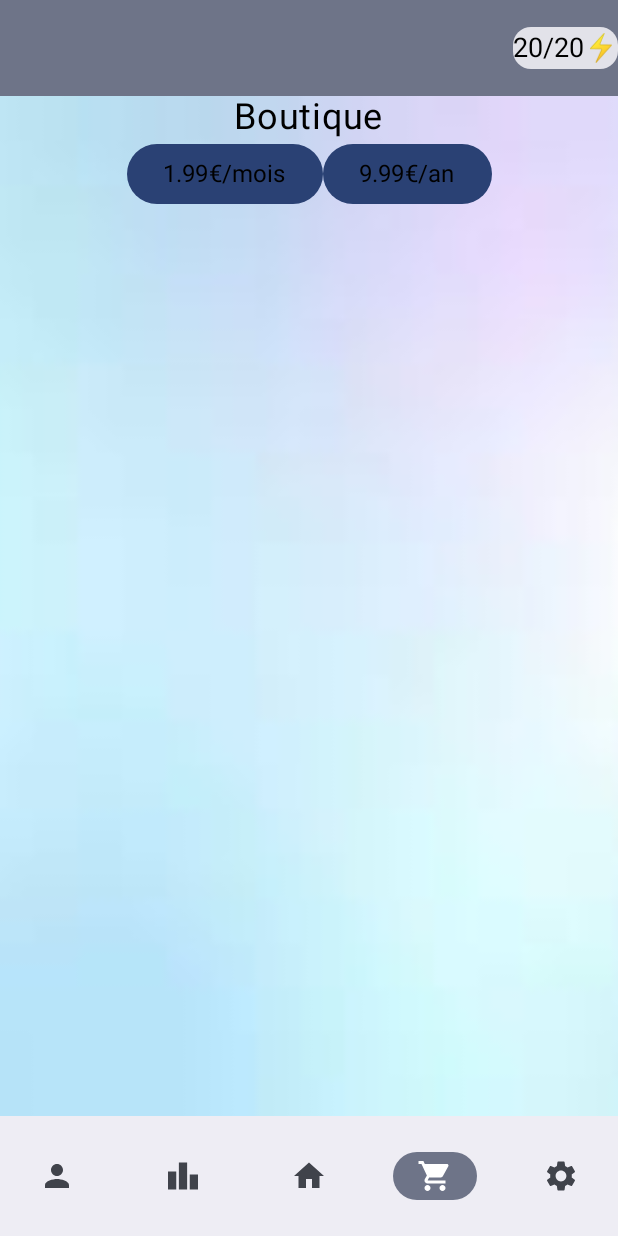
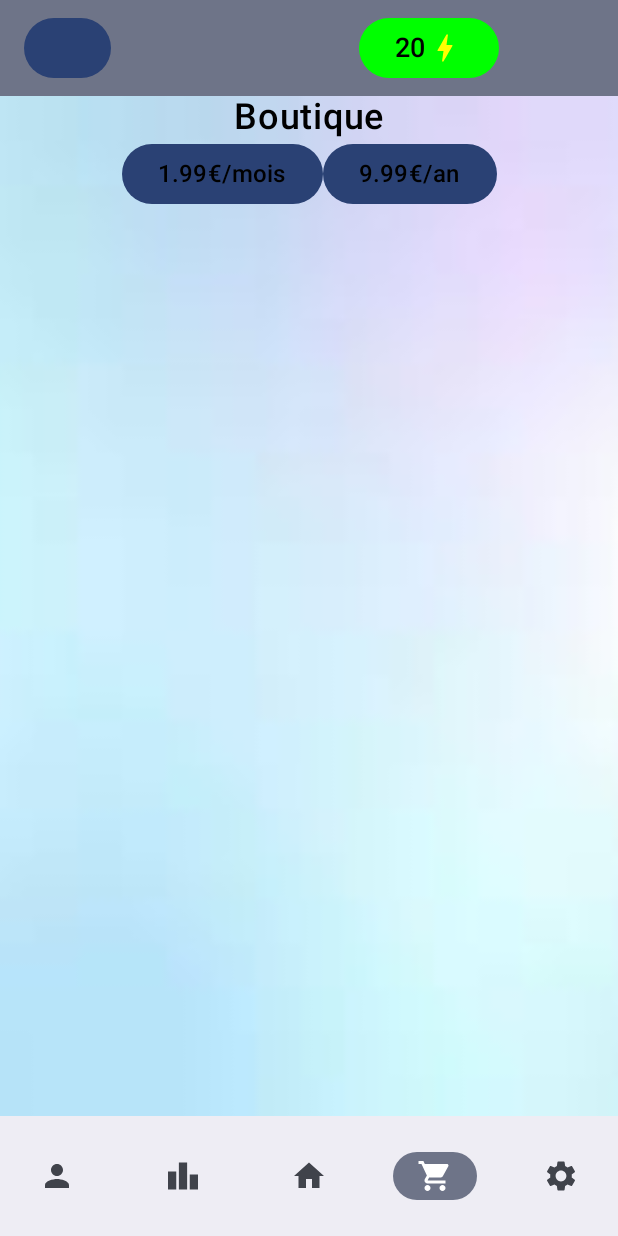
Before and after one commit to SuyuKuka/What-The-Fact-Quiz, an Android app built with Jetpack Compose: the composable MyScreenMenu called with empty values, item 4 of the bottom bar chosen, on a phone screen of 412 x 824 dp. Run offline under Robolectric (Android 15) with nearby library versions, the phone set to English and light mode, and no system bars; our stand-ins replace Navigation 3, Room's generated code; Roboto replaces fonts that are not available here; 3 statements that could not run were skipped.

Commit message:
modif bouton

```diff
--- a/app/src/main/java/fr/uparis/chenliu/projet/ui/menu/TopBarMenu.kt
+++ b/app/src/main/java/fr/uparis/chenliu/projet/ui/menu/TopBarMenu.kt
@@ -1,10 +1,22 @@
 package fr.uparis.chenliu.projet.ui.menu
 
+import android.widget.Toast
+import androidx.compose.animation.core.LinearEasing
+import androidx.compose.animation.core.RepeatMode
+import androidx.compose.animation.core.animateFloat
+import androidx.compose.animation.core.infiniteRepeatable
+import androidx.compose.animation.core.rememberInfiniteTransition
+import androidx.compose.animation.core.tween
 import androidx.compose.foundation.layout.Arrangement
 import androidx.compose.foundation.layout.Row
 import androidx.compose.foundation.layout.fillMaxWidth
+import androidx.compose.material.icons.Icons
+import androidx.compose.material.icons.filled.Bolt
+import androidx.compose.material3.Button
+import androidx.compose.material3.ButtonDefaults
 import androidx.compose.material3.Card
 import androidx.compose.material3.ExperimentalMaterial3Api
+import androidx.compose.material3.Icon
 import androidx.compose.material3.MaterialTheme
 import androidx.compose.material3.TopAppBar
 import androidx.compose.material3.TopAppBarDefaults
@@ -15,6 +27,9 @@
 import androidx.compose.runtime.setValue
 import androidx.compose.ui.Alignment
 import androidx.compose.ui.Modifier
+import androidx.compose.ui.graphics.Color
+import androidx.compose.ui.platform.LocalContext
+import androidx.compose.ui.unit.dp
 import androidx.compose.ui.unit.sp
 import androidx.navigation3.runtime.NavBackStack
 import androidx.navigation3.runtime.NavKey
@@ -27,15 +42,17 @@
     val energy = model.energy.intValue
     val timeEnergy = model.timeEnergy.value
     val currentFont = model.intToFont()
+    val context = LocalContext.current
     var textEnergy by remember { mutableStateOf("") }
 
     TopAppBar(
         title = {
             Row(modifier = Modifier.fillMaxWidth(),
-                horizontalArrangement = Arrangement.SpaceBetween,
+                horizontalArrangement = Arrangement.spacedBy(165.dp),
                 verticalAlignment = Alignment.CenterVertically
             ) {
-                Card(onClick = {
+                // joueur
+                Button (onClick = {
                     backStack.clear()
                     backStack.add(Screen.Profile)
                 }) {
@@ -45,27 +62,69 @@
                         fontSize = 18.sp
                     )
                 }
+
+                // energie
                 textEnergy = if (model.subscription.value) {
-                    "∞/20⚡"
+                    "∞"
                 } else {
-                    if (energy == 20) {
-                        "$energy/20⚡"
-                    } else {
-                        "$energy/20⚡ ($timeEnergy)"
-                    }
+                    "$energy"
                 }
-                Card(onClick = {
-                    backStack.clear()
-                    backStack.add(Screen.Shop)
-                }) {
+                Button(onClick = {
+                    if (!model.subscription.value && energy < 20) {
+                        Toast.makeText(
+                            context,
+                            "Prochain point d’énergie dans $timeEnergy",
+                            Toast.LENGTH_SHORT
+                        ).show()
+                    } },
+                    colors = ButtonDefaults.buttonColors(containerColor =
+                        if (energy == 0) {
+                            breathingRed()
+                        } else {
+                            energyColor(energy)
+                        }
+
+                    )
+                ) {
                     DisplayText(
                         list = currentFont,
                         text = textEnergy,
                         fontSize = 18.sp
                     )
+                    Icon(
+                        imageVector = Icons.Default.Bolt,
+                        contentDescription = "Énergie",
+                        tint = Color.Yellow
+                    )
                 }
+
             }
         },
         colors = TopAppBarDefaults.topAppBarColors(containerColor = MaterialTheme.colorScheme.secondaryContainer)
     )
 }
+
+fun energyColor(energy: Int, maxEnergy: Int = 20): Color {
+    val ratio = energy.toFloat() / maxEnergy.toFloat()
+    val red = (255 * (1f - ratio)).toInt()
+    val green = (255 * ratio).toInt()
+
+    return Color(red, green, 0)
+}
+
+@Composable
+fun breathingRed(): Color {
+    val infiniteTransition = rememberInfiniteTransition(label = "blink")
+
+    val alpha = infiniteTransition.animateFloat(
+        initialValue = 1f,
+        targetValue = 0.2f,
+        animationSpec = infiniteRepeatable(
+            animation = tween(3000, easing = LinearEasing),
+            repeatMode = RepeatMode.Reverse
+        ),
+        label = "blinkAlpha"
+    )
+
+    return Color.Red.copy(alpha = alpha.value)
+}
```
